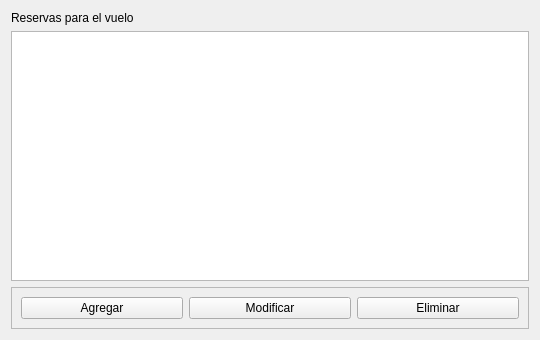
Old version of the form src/ui/reservas.ui in the repository diegomarcov/svr.
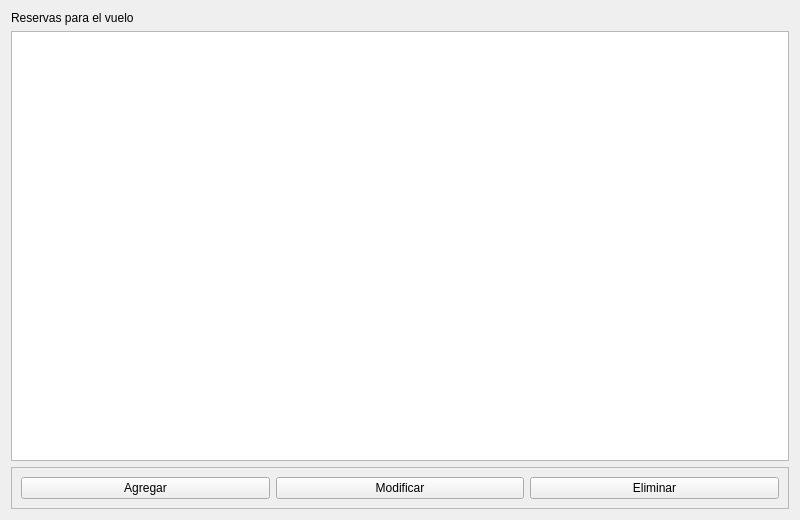
New version of the form.

Commit message: Implementado el ABM de reservas

Patch:
```diff
--- a/src/ui/reservas.ui
+++ b/src/ui/reservas.ui
@@ -6,10 +6,22 @@
    <rect>
     <x>0</x>
     <y>0</y>
-    <width>540</width>
-    <height>340</height>
+    <width>800</width>
+    <height>520</height>
    </rect>
   </property>
+  <property name="minimumSize">
+   <size>
+    <width>800</width>
+    <height>520</height>
+   </size>
+  </property>
+  <property name="maximumSize">
+   <size>
+    <width>800</width>
+    <height>520</height>
+   </size>
+  </property>
   <property name="windowTitle">
    <string>Reservas</string>
   </property>
```
Left out of the diff: 21 changed lines with no effect on the pictures. The commit also changes 8 other files.
